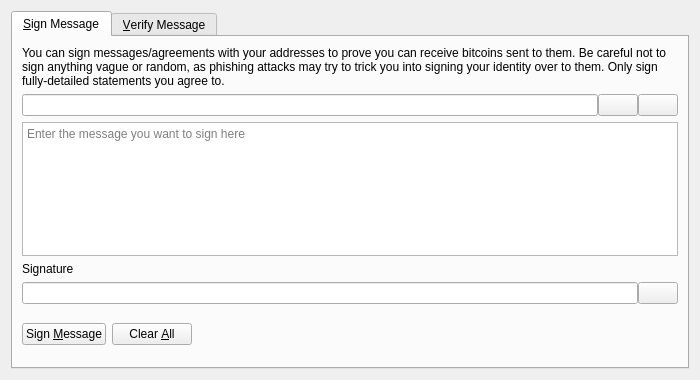
Before: the Qt Designer form src/qt/forms/signverifymessagedialog.ui in raffermeko/bitcoin, drawn with Qt 5.
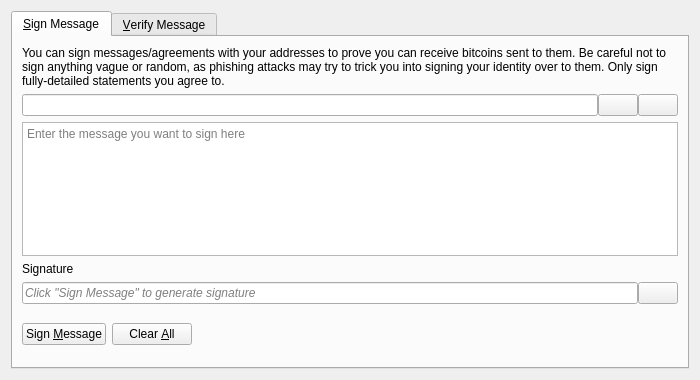
After: the same form once the commit is applied. Icons and pictures are not drawn. Custom widgets are drawn as their Qt base class.

Commit message:
gui: Move static placeholder texts to forms
There was an issue around the time of Qt 4.6 when placeholder text was
introduced, that caused a compile failure when it was specified in the
form.

As a workaround the placeholder texts were moved to the code.

Qt 4 hasn't been relevant to us for ages. So move all (non-parametrized)
placeholder texts to the form files instead.

It's better to keep this kind of text content together. Makes sure
translate/no-translate status is kept as it is.

The edit to the form file:
```diff
--- a/src/qt/forms/signverifymessagedialog.ui
+++ b/src/qt/forms/signverifymessagedialog.ui
@@ -121,6 +121,9 @@
          </property>
          <item>
           <widget class="QLineEdit" name="signatureOut_SM">
+           <property name="placeholderText">
+            <string>Click "Sign Message" to generate signature</string>
+           </property>
            <property name="font">
             <font>
              <italic>true</italic>
```
The commit also changes 7 other files.
